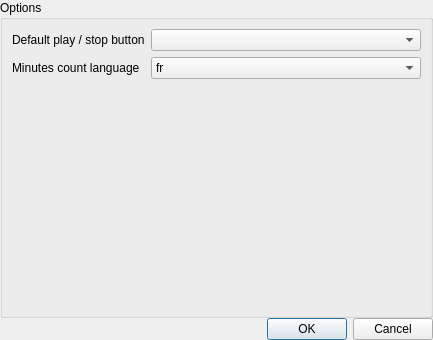
First picture: the form in COptionsDialog.ui, repository clebail/qtdrum, before the edit.
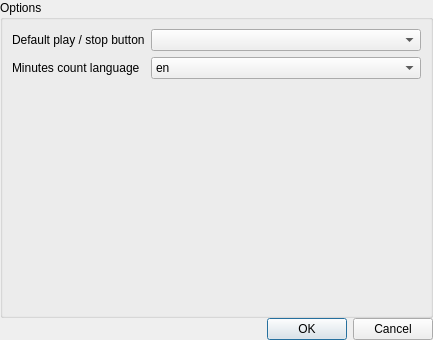
Second picture: the form after the edit.

Patch:
```diff
--- a/COptionsDialog.ui
+++ b/COptionsDialog.ui
@@ -70,6 +70,11 @@
           <verstretch>0</verstretch>
          </sizepolicy>
         </property>
+        <item>
+         <property name="text">
+          <string>en</string>
+         </property>
+        </item>
         <item>
          <property name="text">
           <string>fr</string>
```
